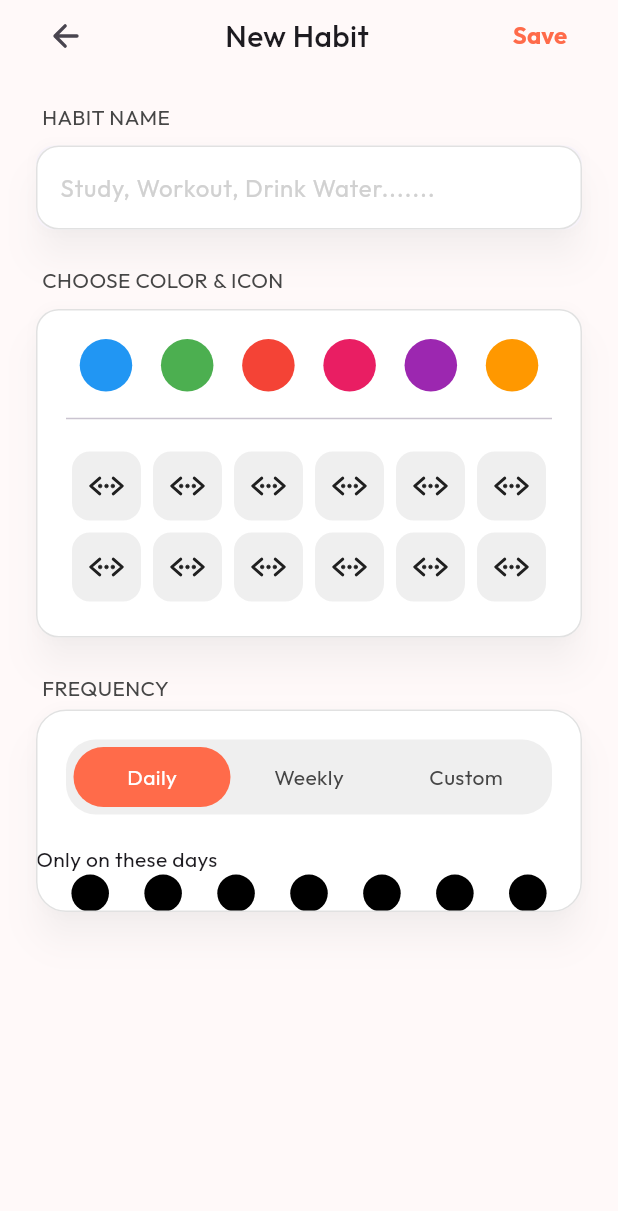
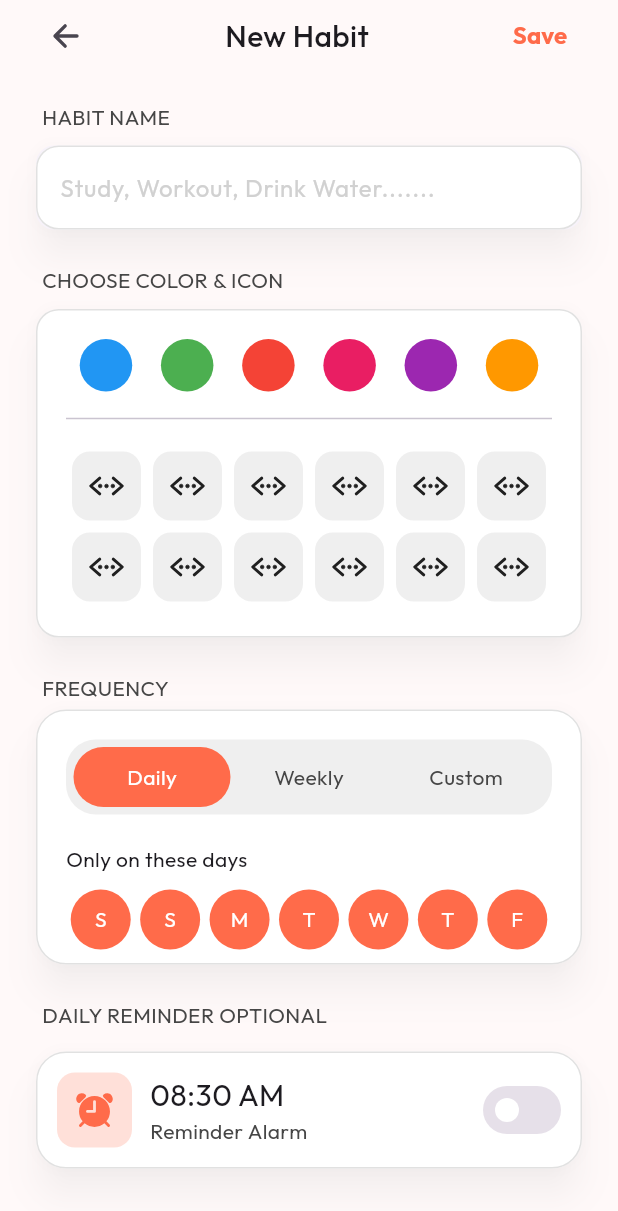
Before and after one commit to Preetham-Prasad-S/habit_tracker, a Flutter app: the HabitFormScreen screen opened directly, on a phone screen of 412 x 824 dp. Shown: the top 1211 px of the screen. Run offline on Flutter 3.47's test engine with Material 3 defaults, Android fonts, the phone set to English and light mode, and no system bars; our stand-ins replace get, google_fonts, ionicons, sqflite; accounts and stored records are empty.

Commit message:
Completed the outline of the habit form widget, still need to make it functional and then connect to the actual background implementation.

```diff
--- a/lib/habit_form_screen.dart
+++ b/lib/habit_form_screen.dart
@@ -1,5 +1,4 @@
 import 'package:flutter/material.dart';
-import 'package:flutter/rendering.dart';
 import 'package:ionicons/ionicons.dart';
 import 'package:schedule_tracker/core/utils/app_colors.dart';
 
@@ -25,8 +24,9 @@ class HabitFormScreen extends StatelessWidget {
                       const SizedBox(height: 20),
                       const HabitColorIconWidget(),
                       const SizedBox(height: 20),
-
                       const FrequencyWidget(),
+                      const SizedBox(height: 20),
+                      const ReminderWidget(),
                     ],
                   ),
                 ),
@@ -35,6 +35,84 @@ class HabitFormScreen extends StatelessWidget {
           ),
         ),
       ),
+    );
+  }
+}
+
+class ReminderWidget extends StatefulWidget {
+  const ReminderWidget({super.key});
+
+  @override
+  State<ReminderWidget> createState() => _ReminderWidgetState();
+}
+
+class _ReminderWidgetState extends State<ReminderWidget> {
+  bool _swtichStatus = false;
+
+  @override
+  Widget build(BuildContext context) {
+    return Column(
+      crossAxisAlignment: CrossAxisAlignment.start,
+      children: [
+        const SectionTitleTextWidget(text: "DAILY REMINDER OPTIONAL"),
+        const SizedBox(height: 10),
+        Card(
+          color: AppColors.whiteColor,
+          elevation: 10,
+          shadowColor: AppColors.cardShadowColor,
+          shape: RoundedRectangleBorder(
+            borderRadius: BorderRadius.all(Radius.circular(20)),
+            side: BorderSide(color: AppColors.cardBorderColor),
+          ),
+          child: Padding(
+            padding: const EdgeInsets.all(10.0),
+            child: Row(
+              children: [
+                Card(
+                  elevation: 0,
+                  color: AppColors.primaryBackdropColor,
+                  child: Padding(
+                    padding: const EdgeInsets.all(10),
+                    child: Icon(
+                      Ionicons.alarm,
+                      color: AppColors.primaryColor,
+                      size: 30,
+                    ),
+                  ),
+                ),
+                const SizedBox(width: 8),
+                Column(
+                  crossAxisAlignment: CrossAxisAlignment.start,
+                  children: [
+                    Text("08:30 AM", style: TextStyle(fontSize: 20)),
+                    Text(
+                      "Reminder Alarm",
+                      style: TextStyle(color: AppColors.greyBackdropColorDark),
+                    ),
+                  ],
+                ),
+                const Spacer(),
+                Switch(
+                  activeThumbColor: AppColors.primaryColor,
+                  thumbColor: WidgetStatePropertyAll(AppColors.whiteColor),
+                  activeTrackColor: AppColors.primaryColor,
+
+                  trackOutlineWidth: WidgetStatePropertyAll(1),
+                  trackOutlineColor: WidgetStatePropertyAll(
+                    AppColors.transperantColor,
+                  ),
+                  value: _swtichStatus,
+                  onChanged: (value) {
+                    setState(() {
+                      _swtichStatus = !_swtichStatus;
+                    });
+                  },
+                ),
+              ],
+            ),
+          ),
+        ),
+      ],
     );
   }
 }
@@ -68,6 +146,8 @@ class _FrequencyWidgetState extends State<FrequencyWidget> {
             side: BorderSide(color: AppColors.cardBorderColor),
           ),
           elevation: 10,
+          child: Padding(
+            padding: const EdgeInsets.symmetric(horizontal: 20.0),
             child: Column(
               crossAxisAlignment: CrossAxisAlignment.start,
               children: [
@@ -77,7 +157,7 @@ class _FrequencyWidgetState extends State<FrequencyWidget> {
                     borderRadius: BorderRadius.all(Radius.circular(20)),
                   ),
                   elevation: 0,
-                margin: EdgeInsets.symmetric(vertical: 20, horizontal: 20),
+                  margin: EdgeInsets.symmetric(vertical: 20, horizontal: 0),
                   child: Padding(
                     padding: const EdgeInsets.symmetric(
                       vertical: 5,
@@ -122,22 +202,29 @@ class _FrequencyWidgetState extends State<FrequencyWidget> {
                 ),
 
                 const Text("Only on these days"),
-
+                const SizedBox(height: 10),
                 Row(
-                mainAxisAlignment: MainAxisAlignment.spaceEvenly,
+                  mainAxisAlignment: MainAxisAlignment.spaceAround,
                   children: List.generate(
                     selectedDays.length,
                     (index) => Container(
-                    height: 25,
-                    width: 25,
-                    decoration: ShapeDecoration(
-                      shape: CircleBorder(),
-                      color: Colors.black,
+                      width: 40,
+                      height: 40,
+                      decoration: BoxDecoration(
+                        shape: BoxShape.circle,
+                        color: AppColors.primaryColor,
+                      ),
+                      alignment: Alignment.center,
+                      child: Text(
+                        selectedDays[index],
+                        style: TextStyle(color: AppColors.whiteColor),
                       ),
                     ),
                   ),
                 ),
+                const SizedBox(height: 10),
               ],
+            ),
           ),
         ),
       ],
```
Lines whose indentation alone changed are shown as unchanged.
